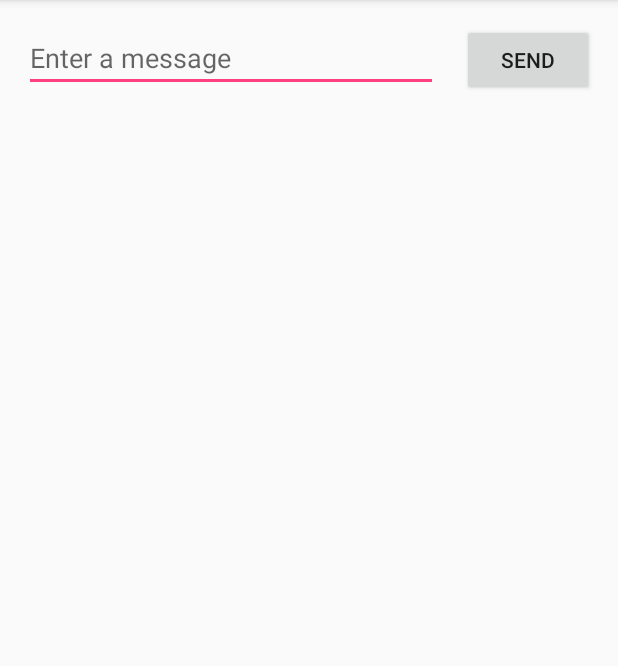
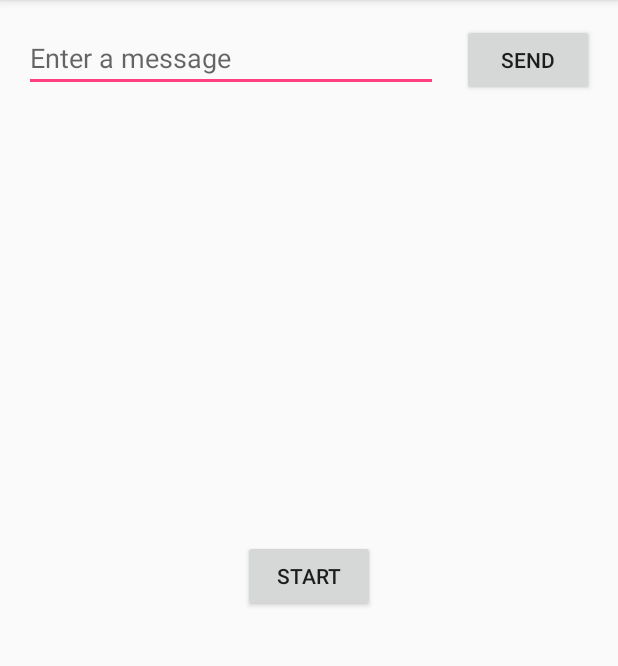
Before and after one commit to mdh1418/TeamClovis, an Android app: the screen it shows after launch (MainActivity), on a phone screen of 412 x 824 dp, the part 84-750 px from its top. Run offline under Robolectric (Android 15) with nearby library versions, the light colour scheme and no system bars.

Commit message:
App Activity Page

```diff
--- a/Clovis_prototype_01/app/src/main/java/com/example/mdhwang/clovis_prototype_01/MainActivity.java
+++ b/Clovis_prototype_01/app/src/main/java/com/example/mdhwang/clovis_prototype_01/MainActivity.java
@@ -23,4 +23,9 @@ public class MainActivity extends AppCompatActivity {
         intent.putExtra(EXTRA_MESSAGE, message);
         startActivity(intent);
     }
+
+    public void startApp(View view){
+        Intent intent = new Intent(this, BeginAppActivity.class);
+        startActivity(intent);
+    }
 }
--- a/Clovis_prototype_01/app/src/main/res/layout/activity_main.xml
+++ b/Clovis_prototype_01/app/src/main/res/layout/activity_main.xml
@@ -16,11 +16,11 @@
         android:inputType="textPersonName"
         app:layout_constraintLeft_toLeftOf="parent"
         app:layout_constraintTop_toTopOf="parent"
-        app:layout_constraintRight_toLeftOf="@+id/button"
+        app:layout_constraintRight_toLeftOf="@+id/button_send"
         android:layout_marginLeft="16dp" />
 
     <Button
-        android:id="@+id/button"
+        android:id="@+id/button_send"
         android:layout_width="wrap_content"
         android:layout_height="wrap_content"
         android:layout_marginLeft="16dp"
@@ -30,4 +30,15 @@
         app:layout_constraintBaseline_toBaselineOf="@+id/editText"
         app:layout_constraintLeft_toRightOf="@+id/editText"
         app:layout_constraintRight_toRightOf="parent" />
+
+    <Button
+        android:id="@+id/button_start"
+        android:layout_width="wrap_content"
+        android:layout_height="wrap_content"
+        android:onClick="startApp"
+        android:text="@string/button_start"
+        app:layout_constraintBottom_toBottomOf="parent"
+        app:layout_constraintLeft_toLeftOf="parent"
+        app:layout_constraintRight_toRightOf="parent"
+        app:layout_constraintTop_toTopOf="parent" />
 </android.support.constraint.ConstraintLayout>
--- a/Clovis_prototype_01/app/src/main/res/values/strings.xml
+++ b/Clovis_prototype_01/app/src/main/res/values/strings.xml
@@ -2,4 +2,5 @@
     <string name="app_name">Clovis_prototype_01</string>
     <string name="edit_message">Enter a message</string>
     <string name="button_send">Send</string>
+    <string name="button_start">Start</string>
 </resources>
```
Also changed, not shown: Clovis_prototype_01/app/src/main/AndroidManifest.xml (+12 -2 lines), Clovis_prototype_01/app/src/main/java/com/example/mdhwang/clovis_prototype_01/BeginAppActivity.java (added, +16 -0 lines), Clovis_prototype_01/app/src/main/res/layout/activity_begin_app.xml (added, +9 -0 lines).
